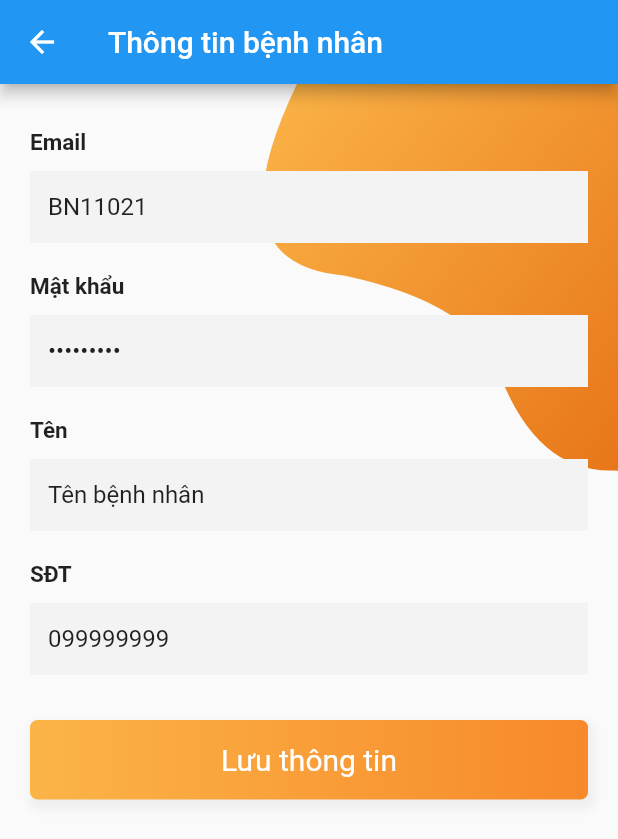
After one commit to khanhlh21197/First-Flutter-Project, a Flutter app: the PatientPage screen opened directly, on a phone screen of 412 x 824 dp. The commit adds this screen. Shown: the top 839 px of the screen. Run offline on Flutter 3.47's test engine with Material 2 defaults, Android fonts, the phone set to English and light mode, and no system bars; our stand-ins replace floor, flutter_local_notifications, flutter_time_picker_spinner, font_awesome_flutter, google_fonts, redux and 2 more; missing offline and left inert: mqtt_client, qrscan, redux_persist; accounts and stored records are empty.

Commit message:
add patient page

```diff
--- a/lib/device/add_device_page.dart
+++ b/lib/device/add_device_page.dart
@@ -60,6 +60,12 @@ class _AddDeviceState extends State<AddDevice> {
     }
   }
 
+  Widget _appBar() {
+    return AppBar(
+      title: Text("Thêm thiết bị"),
+    );
+  }
+
   Widget _dropdownAirConditioner(BuildContext context) {
     // ignore: non_constant_identifier_names
     String ACSelectedItem = 'Panasonic';
@@ -101,6 +107,7 @@ class _AddDeviceState extends State<AddDevice> {
   Widget build(BuildContext context) {
     final height = MediaQuery.of(context).size.height;
     return Scaffold(
+        appBar: _appBar(),
         body: Container(
           margin: EdgeInsets.only(top: 20, left: 10, right: 10),
           height: height,
--- a/lib/device/temp_monitor_page.dart
+++ b/lib/device/temp_monitor_page.dart
@@ -2,6 +2,7 @@ import 'package:flutter/cupertino.dart';
 import 'package:flutter/material.dart';
 import 'package:my_first_flutter_project/helper/mqttClientWrapper.dart';
 import 'package:my_first_flutter_project/model/device.dart';
+import 'package:my_first_flutter_project/patient/patient_page.dart';
 
 class TempPage extends StatefulWidget {
   final Device device;
@@ -196,7 +197,10 @@ class _TempPageState extends State<TempPage> {
                   label: Text('Thông tin bệnh nhân'.toUpperCase(),
                       style: TextStyle(color: Colors.blue, fontSize: 18)),
                   icon: Icon(Icons.info),
-                  color: Colors.blue,
+                  onPressed: () => {
+                    Navigator.push(context,
+                        MaterialPageRoute(builder: (context) => PatientPage()))
+                  },
                 ),
               ]),
             ]),
--- /dev/null
+++ b/lib/model/patient.dart
@@ -0,0 +1,8 @@
+class Patient {
+  String id;
+  String name;
+  String phoneNumber;
+  String information;
+
+  Patient(this.id, this.name, this.phoneNumber, this.information);
+}
--- /dev/null
+++ b/lib/patient/patient_page.dart
@@ -0,0 +1,216 @@
+import 'dart:convert';
+
+import 'package:flutter/material.dart';
+import 'package:google_fonts/google_fonts.dart';
+import 'package:my_first_flutter_project/Widget/bezierContainer.dart';
+import 'package:my_first_flutter_project/login/login_page.dart';
+import 'package:my_first_flutter_project/model/patient.dart';
+import 'package:my_first_flutter_project/model/user.dart';
+
+import 'file:///E:/KhanhLH/AndroidStudioProjects/my_first_flutter_project/lib/helper/constants.dart'
+    as Constants;
+
+import '../helper/mqttClientWrapper.dart';
+
+class PatientPage extends StatefulWidget {
+  PatientPage({Key key, this.title}) : super(key: key);
+
+  final String title;
+
+  @override
+  _PatientPageState createState() => _PatientPageState();
+}
+
+class _PatientPageState extends State<PatientPage> {
+  MQTTClientWrapper mqttClientWrapper;
+  User registerUser;
+  Patient tempPatient =
+      Patient('BN11021', 'Tên bệnh nhân', '099999999', 'Sốt Virus');
+
+  final GlobalKey<FormState> _formKey = GlobalKey<FormState>();
+  final TextEditingController _idController = TextEditingController();
+  final TextEditingController _nameController = TextEditingController();
+  final TextEditingController _informationController = TextEditingController();
+  final TextEditingController _phoneNumberController = TextEditingController();
+  bool _success;
+  String _userEmail;
+
+  @override
+  void initState() {
+    _idController.text = tempPatient.id;
+    _nameController.text = tempPatient.name;
+    _informationController.text = tempPatient.information;
+    _phoneNumberController.text = tempPatient.phoneNumber;
+
+    mqttClientWrapper = MQTTClientWrapper(
+        () => print('Success'), (message) => register(message));
+    mqttClientWrapper.prepareMqttClient(Constants.mac);
+    super.initState();
+  }
+
+  Widget _backButton() {
+    return InkWell(
+      onTap: () {
+        Navigator.pop(context);
+      },
+      child: Container(
+        padding: EdgeInsets.symmetric(horizontal: 10),
+        child: Row(
+          children: <Widget>[
+            Container(
+              padding: EdgeInsets.only(left: 0, top: 10, bottom: 10),
+              child: Icon(Icons.keyboard_arrow_left, color: Colors.black),
+            ),
+            Text('Back',
+                style: TextStyle(fontSize: 12, fontWeight: FontWeight.w500))
+          ],
+        ),
+      ),
+    );
+  }
+
+  Widget _entryField(String title, TextEditingController _controller,
+      {bool isPassword = false}) {
+    return Container(
+      margin: EdgeInsets.symmetric(vertical: 10),
+      child: Column(
+        crossAxisAlignment: CrossAxisAlignment.start,
+        children: <Widget>[
+          Text(
+            title,
+            style: TextStyle(fontWeight: FontWeight.bold, fontSize: 15),
+          ),
+          SizedBox(
+            height: 10,
+          ),
+          TextFormField(
+              validator: (String value) {
+                if (value.isEmpty) {
+                  return 'Please enter some text!';
+                }
+                return null;
+              },
+              controller: _controller,
+              obscureText: isPassword,
+              decoration: InputDecoration(
+                  border: InputBorder.none,
+                  fillColor: Color(0xfff3f3f4),
+                  filled: true))
+        ],
+      ),
+    );
+  }
+
+  Widget _submitButton() {
+    return InkWell(
+      onTap: () {
+        print('submitButton onTap');
+      },
+      child: Container(
+        width: MediaQuery.of(context).size.width,
+        padding: EdgeInsets.symmetric(vertical: 15),
+        alignment: Alignment.center,
+        decoration: BoxDecoration(
+            borderRadius: BorderRadius.all(Radius.circular(5)),
+            boxShadow: <BoxShadow>[
+              BoxShadow(
+                  color: Colors.grey.shade200,
+                  offset: Offset(2, 4),
+                  blurRadius: 5,
+                  spreadRadius: 2)
+            ],
+            gradient: LinearGradient(
+                begin: Alignment.centerLeft,
+                end: Alignment.centerRight,
+                colors: [Color(0xfffbb448), Color(0xfff7892b)])),
+        child: Text(
+          'Lưu thông tin',
+          style: TextStyle(fontSize: 20, color: Colors.white),
+        ),
+      ),
+    );
+  }
+
+  Widget _emailPasswordWidget() {
+    return Column(
+      children: <Widget>[
+        _entryField("Email", _idController),
+        _entryField("Mật khẩu", _informationController, isPassword: true),
+        _entryField("Tên", _nameController),
+        _entryField("SĐT", _phoneNumberController),
+      ],
+    );
+  }
+
+  Widget _appBar() {
+    return AppBar(
+      title: Text("Thông tin bệnh nhân"),
+    );
+  }
+  @override
+
+  Widget build(BuildContext context) {
+    final height = MediaQuery.of(context).size.height;
+    return Scaffold(
+      appBar: _appBar(),
+      body: Container(
+        height: height,
+        child: Stack(
+          children: <Widget>[
+            Positioned(
+              top: -MediaQuery.of(context).size.height * .15,
+              right: -MediaQuery.of(context).size.width * .4,
+              child: BezierContainer(),
+            ),
+            Container(
+              padding: EdgeInsets.symmetric(horizontal: 20),
+              child: SingleChildScrollView(
+                child: Column(
+                  crossAxisAlignment: CrossAxisAlignment.center,
+                  mainAxisAlignment: MainAxisAlignment.center,
+                  children: <Widget>[
+                    // SizedBox(height: height * .2),
+                    SizedBox(
+                      height: 20,
+                    ),
+                    _emailPasswordWidget(),
+                    SizedBox(
+                      height: 20,
+                    ),
+                    _submitButton(),
+                    SizedBox(height: 20)
+                  ],
+                ),
+              ),
+            ),
+          ],
+        ),
+      ),
+    );
+  }
+
+  register(String message) {
+    Map responseMap = jsonDecode(message);
+
+    if (responseMap['result'] == 'true') {
+      print('Login success');
+      Navigator.push(
+          context,
+          MaterialPageRoute(
+              builder: (context) => LoginPage(
+                    registerUser: registerUser,
+                  )));
+    } else {
+      final snackBar = SnackBar(
+        content: Text('Yay! A SnackBar!'),
+        action: SnackBarAction(
+          label: 'Undo',
+          onPressed: () {
+            // Some code to undo the change.
+          },
+        ),
+      );
+      // Scaffold.of(context).showSnackBar(snackbar);
+    }
+  }
+}
--- a/lib/room/room_page.dart
+++ b/lib/room/room_page.dart
@@ -249,7 +249,7 @@ class _RoomPageState extends State<RoomPage>
         children: <Widget>[
           Column(children: <Widget>[
             Container(
-              height: 200,
+              height: 220,
               width: MediaQuery.of(context).size.width,
               padding: EdgeInsets.only(
                   top: MediaQuery.of(context).padding.top + 50,
@@ -439,7 +439,7 @@ class _RoomPageState extends State<RoomPage>
     return GestureDetector(
       child: InkWell(
         child: Container(
-          height: 220,
+          height: 200,
           padding: EdgeInsets.symmetric(horizontal: 10, vertical: 10),
           margin: index % 2 == 0
               ? EdgeInsets.fromLTRB(15, 7.5, 7.5, 7.5)
```
Lines whose indentation alone changed are shown as unchanged.
